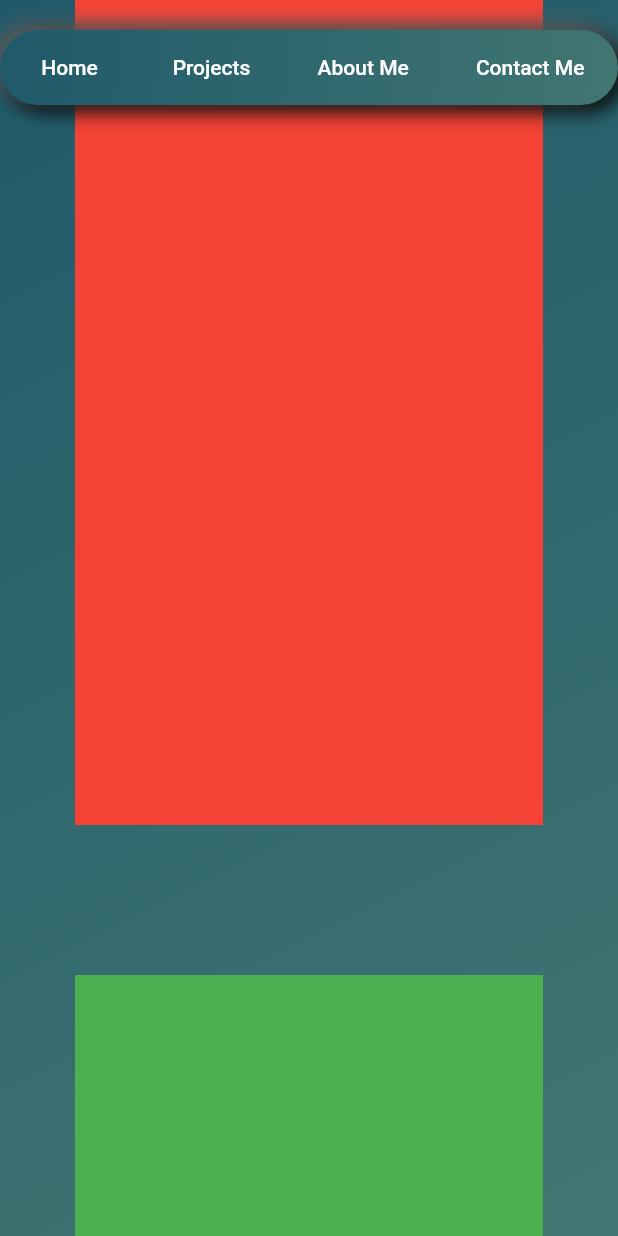
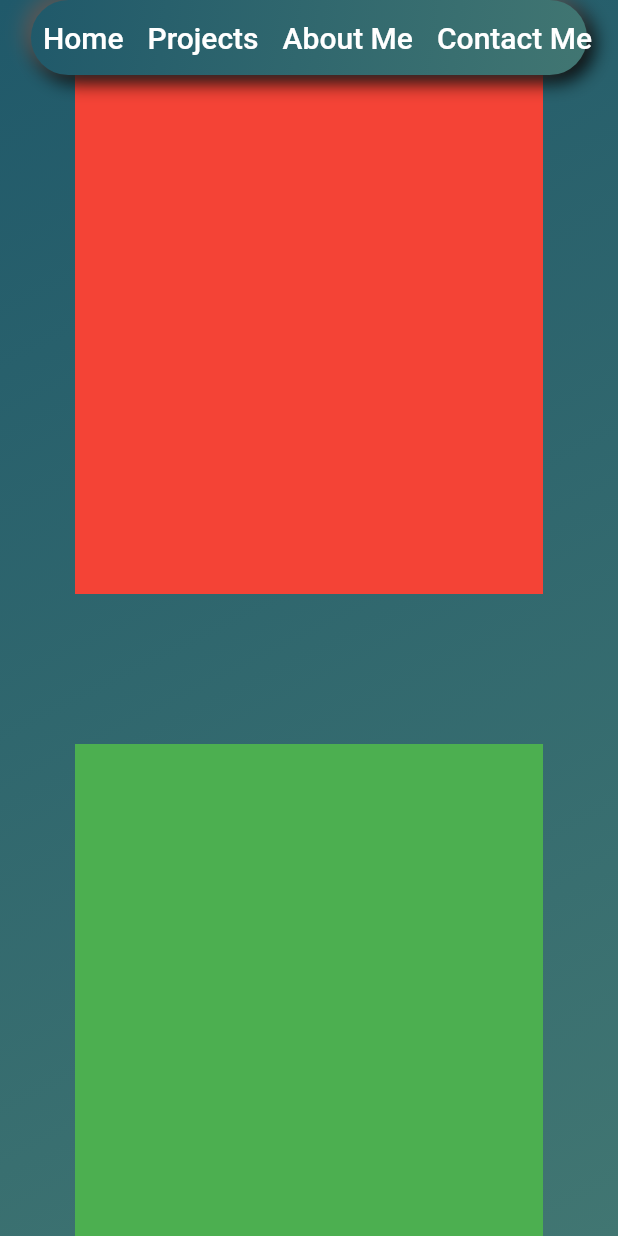
Before and after one commit to Zouuabi/personal_website_v2, a Flutter app: the screen it shows after launch, scrolled down 2880 dp, after a tap on "Home", on a phone screen of 412 x 824 dp. Run offline on Flutter 3.47's test engine with Material 2 defaults, Android fonts, the phone set to English and light mode, and no system bars; drawn by our look-alikes of scrollable_positioned_list; network calls fail.

Commit message:
scrollable positioned list feature added

```diff
--- a/lib/main.dart
+++ b/lib/main.dart
@@ -4,6 +4,148 @@
 
 void main() {
   runApp(const MyApp());
+}
+
+class FoatingAppBar extends StatelessWidget {
+  const FoatingAppBar({
+    Key? key,
+    required this.onHomePressed,
+    required this.onProjectsPressed,
+    required this.onAboutMePressed,
+    required this.onContactMePressed,
+  }) : super(key: key);
+  final VoidCallback onHomePressed;
+  final VoidCallback onProjectsPressed;
+  final VoidCallback onAboutMePressed;
+  final VoidCallback onContactMePressed;
+
+  @override
+  Widget build(BuildContext context) {
+    Size size = MediaQuery.sizeOf(context);
+    var navBarTextStyle = Theme.of(context).textTheme.titleLarge;
+    return Container(
+      width: size.width < 600 ? size.width * 0.9 : size.width * 0.6,
+      height: 50,
+      decoration: kWSNeumorphicDecoration.copyWith(
+        borderRadius: BorderRadius.circular(30),
+      ),
+      child: Row(
+        mainAxisAlignment: MainAxisAlignment.spaceAround,
+        children: [
+          TextButton(
+            onPressed: onHomePressed,
+            child: Text(
+              'Home',
+              style: navBarTextStyle,
+            ),
+          ),
+          TextButton(
+            onPressed: onProjectsPressed,
+            child: Text(
+              'Projects',
+              style: navBarTextStyle,
+            ),
+          ),
+          TextButton(
+            onPressed: onAboutMePressed,
+            child: Text(
+              'About Me',
+              style: navBarTextStyle,
+            ),
+          ),
+          TextButton(
+            onPressed: onContactMePressed,
+            child: Text(
+              'Contact Me',
+              style: navBarTextStyle,
+            ),
+          ),
+        ],
+      ),
+    );
+  }
+}
+
+class ProjectCard extends StatelessWidget {
+  const ProjectCard({
+    super.key,
+  });
+
+  @override
+  Widget build(BuildContext context) {
+    return Container(
+      width: 300,
+      decoration: BoxDecoration(
+          color: const Color.fromARGB(31, 158, 158, 158),
+          borderRadius: BorderRadius.circular(20)),
+      child: Column(
+        children: [
+          Container(
+            margin: const EdgeInsets.only(bottom: 20),
+            height: 150,
+            width: 350,
+            child: ClipRRect(
+              borderRadius:
+                  const BorderRadius.vertical(top: Radius.circular(20)),
+              child: Image.network(
+                  'https://miro.medium.com/v2/resize:fit:1400/1*TwB7bgCXlv9rreV8-b7nSg.jpeg',
+                  fit: BoxFit.cover),
+            ),
+          ),
+          Padding(
+            padding: const EdgeInsets.all(8.0),
+            child: Column(
+              crossAxisAlignment: CrossAxisAlignment.start,
+              children: [
+                Text(
+                  'Project Name',
+                  textAlign: TextAlign.center,
+                  style: Theme.of(context).textTheme.titleLarge,
+                ),
+                const SizedBox(height: 10),
+                Text(
+                  'sdfds sdjfhds j dsjfsdkjbf sdjfhk jds fdjskf sdjfd skjfh  jsdhfjdkfhsfd fjsdhf sdfd sdf sdfs sdfdf sdf ',
+                  style: Theme.of(context).textTheme.bodyLarge,
+                ),
+                const SizedBox(height: 10),
+                const Wrap(
+                  spacing: 10,
+                  runSpacing: 10,
+                  children: [
+                    UsedTechnology(child: 'Flutter'),
+                    UsedTechnology(child: 'Firebase'),
+                    UsedTechnology(child: 'Github'),
+                    UsedTechnology(child: 'Dart'),
+                    UsedTechnology(child: 'Figma'),
+                  ],
+                )
+              ],
+            ),
+          )
+        ],
+      ),
+    );
+  }
+}
+
+class UsedTechnology extends StatelessWidget {
+  const UsedTechnology({super.key, required this.child});
+  final String child;
+
+  @override
+  Widget build(BuildContext context) {
+    return Container(
+      alignment: Alignment.center,
+      width: 70,
+      height: 20,
+      decoration: kWSNeumorphicDecoration.copyWith(
+          borderRadius: BorderRadius.circular(20)),
+      child: Text(
+        child,
+        style: Theme.of(context).textTheme.titleSmall,
+      ),
+    );
+  }
 }
 
 class MyApp extends StatelessWidget {
@@ -13,9 +155,13 @@
   Widget build(BuildContext context) {
     return MaterialApp(
       debugShowCheckedModeBanner: false,
-      theme: ThemeData().copyWith(
+      theme: ThemeData.light().copyWith(
+          textTheme: TextTheme().apply(
+              fontFamily: 'Perma',
+              bodyColor: Colors.white,
+              displayColor: Colors.white),
           colorScheme: const ColorScheme(
-              brightness: Brightness.dark,
+              brightness: Brightness.light,
               primary: Colors.white,
               onPrimary: Colors.white,
               secondary: Colors.white,
@@ -72,35 +218,80 @@
 
   @override
   Widget build(BuildContext context) {
+    Size size = MediaQuery.sizeOf(context);
     List<Widget> pages = [
       Container(
-        margin: const EdgeInsets.symmetric(horizontal: 200, vertical: 100),
-        width: 100,
-        height: 500,
-        child: Row(
-          mainAxisAlignment: MainAxisAlignment.spaceAround,
+        margin: const EdgeInsets.symmetric(vertical: 100),
+
+        child: Padding(
+            padding: const EdgeInsets.all(20.0),
+            child: (size.width > 600)
+                ? Row(
+                    children: [
+                      const Spacer(),
+                      Expanded(
+                        flex: 2,
+                        child: Container(
+                          decoration: kWSNeumorphicDecoration.copyWith(
+                              shape: BoxShape.circle),
+                          child: const CircleAvatar(
+                            radius: 200,
+                            backgroundImage:
+                                AssetImage('assets/images/photo.jpg'),
+                          ),
+                        ),
+                      ),
+                      Expanded(
+                        flex: 2,
+                        child: Text(
+                            'I\'m a fuull stack developer (React.js & Node.js) with a focus on creating (and occasionally designing) exceptional digital experiences that are fast, accessible, visually appealing, and responsive. Even though I have been creating web applications for over 7 years, I still love it as if it was something new.',
+                            textAlign: TextAlign.center,
+                            style: Theme.of(context).textTheme.bodyLarge),
+                      ),
+                      const Spacer(),
+                    ],
+                  )
+                : Column(
                     children: [
                       Container(
-              decoration:
-                  kWSNeumorphicDecoration.copyWith(shape: BoxShape.circle),
+                        decoration: kWSNeumorphicDecoration.copyWith(
+                            shape: BoxShape.circle),
                         child: const CircleAvatar(
-                radius: 150,
-                backgroundImage: AssetImage('assets/images/photo.jpg'),
+                          radius: 100,
+                          backgroundImage:
+                              AssetImage('assets/images/photo.jpg'),
                         ),
                       ),
+                      const SizedBox(height: 10),
                       Text(
-              """
-              I am Oubeid Zouabi , a Flutter developer and co-founder of Mouvema—a groundbreaking
-              mobile app platform revolutionizing logistics.
-              My passion lies in creating mobile applications that make a difference.""",
+                          'I\'m a full stack developer (React.js & Node.js) with a focus on creating (and occasionally designing) exceptional digital experiences that are fast, accessible, visually appealing, and responsive. Even though I have been creating web applications for over 7 years, I still love it as if it was something new.',
                           textAlign: TextAlign.center,
-              style: Theme.of(context).textTheme.bodyLarge,
-            )
+                          style: Theme.of(context).textTheme.bodyLarge),
                     ],
+                  )),
+        // child: Row(
+        //   mainAxisAlignment: MainAxisAlignment.spaceAround,
+        //   children: [
+        //     Container(
+        //       decoration:
+        //           kWSNeumorphicDecoration.copyWith(shape: BoxShape.circle),
+        //       child: const CircleAvatar(
+        //         radius: 150,
+        //         backgroundImage: AssetImage('assets/images/photo.jpg'),
+        //       ),
+        //     ),
+        //     Text(
+        //       """
+        //       I am Oubeid Zouabi , a Flutter developer and co-founder of Mouvema—a groundbreaking
+        //       mobile app platform revolutionizing logistics.
+        //       My passion lies in creating mobile applications that make a difference.""",
+        //       textAlign: TextAlign.center,
+        //       style: Theme.of(context).textTheme.bodyLarge,
+        //     )
+        //   ],
+        // ),
       ),
-      ),
-      Container(
-        child: Center(
+      Center(
         child: Wrap(
           children: projects
               .map(
@@ -112,21 +303,13 @@
                         child: Container(
                           width: 300,
                           height: 450,
-                            decoration: kWSNeumorphicDecoration.copyWith(),
+                          decoration: kWSNeumorphicDecoration.copyWith(
+                              borderRadius: BorderRadius.circular(20)),
                           margin: const EdgeInsets.all(10),
-                            child: Center(
-                                child: Text(
-                              e['project']!,
-                              textAlign: TextAlign.center,
-                              style: const TextStyle(
-                                color: Colors.white,
-                                fontSize: 30,
-                              ),
-                            )),
+                          child: ProjectCard(),
                         )))),
               )
               .toList(),
-          ),
         ),
       ),
       Container(
@@ -171,11 +354,10 @@
                 itemPositionsListener: itemPositionsListener,
                 scrollOffsetListener: scrollOffsetListener,
               ),
-              Positioned(
-                top: 20,
-                left: 0,
-                right: 0,
-                child: FoatingAppBar(onHomePressed: () {
+              Row(
+                mainAxisAlignment: MainAxisAlignment.spaceAround,
+                children: [
+                  FoatingAppBar(onHomePressed: () {
                     itemScrollController.scrollTo(
                         index: 0,
                         duration: const Duration(seconds: 1),
@@ -196,55 +378,11 @@
                         duration: const Duration(seconds: 1),
                         curve: Curves.fastEaseInToSlowEaseOut);
                   }),
+                ],
               )
             ],
           )),
     ));
-  }
-}
-
-class FoatingAppBar extends StatelessWidget {
-  const FoatingAppBar({
-    Key? key,
-    required this.onHomePressed,
-    required this.onProjectsPressed,
-    required this.onAboutMePressed,
-    required this.onContactMePressed,
-  }) : super(key: key);
-  final VoidCallback onHomePressed;
-  final VoidCallback onProjectsPressed;
-  final VoidCallback onAboutMePressed;
-  final VoidCallback onContactMePressed;
-
-  @override
-  Widget build(BuildContext context) {
-    return Container(
-      height: 50,
-      decoration: kWSNeumorphicDecoration.copyWith(
-        borderRadius: BorderRadius.circular(30),
-      ),
-      child: Row(
-        mainAxisAlignment: MainAxisAlignment.spaceAround,
-        children: [
-          TextButton(
-            onPressed: onHomePressed,
-            child: const Text('Home'),
-          ),
-          TextButton(
-            onPressed: onProjectsPressed,
-            child: const Text('Projects'),
-          ),
-          TextButton(
-            onPressed: onAboutMePressed,
-            child: const Text('About Me'),
-          ),
-          TextButton(
-            onPressed: onContactMePressed,
-            child: const Text('Contact Me'),
-          ),
-        ],
-      ),
-    );
   }
 }
 
--- a/pubspec.yaml
+++ b/pubspec.yaml
@@ -62,7 +62,7 @@
   # list giving the asset and other descriptors for the font. For
   # example:
   fonts:
-    - family: Schyler
+    - family: Perma
       fonts:
         - asset: assets/fonts/PermanentMarker-Regular.ttf
   #       - asset: fonts/Schyler-Italic.ttf
```
Also changed, not shown: 5 other files. Lines whose indentation alone changed are shown as unchanged.
